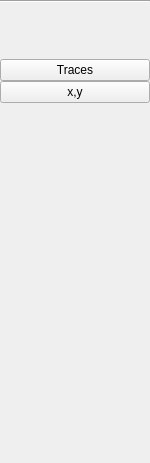
This is src/FormImageOverlay.ui in gdevic/Z80Explorer as Qt 5 draws it before an edit. The edited form follows.
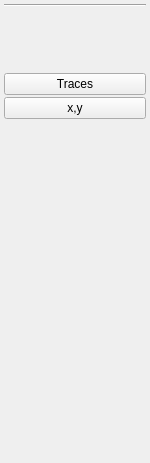
This is the edited form.

The edit to the form file:
```diff
--- a/src/FormImageOverlay.ui
+++ b/src/FormImageOverlay.ui
@@ -18,19 +18,19 @@
   </property>
   <layout class="QVBoxLayout" name="verticalLayout_2">
    <property name="spacing">
-    <number>0</number>
+    <number>2</number>
    </property>
    <property name="leftMargin">
-    <number>0</number>
+    <number>4</number>
    </property>
    <property name="topMargin">
-    <number>0</number>
+    <number>4</number>
    </property>
    <property name="rightMargin">
-    <number>0</number>
+    <number>4</number>
    </property>
    <property name="bottomMargin">
-    <number>0</number>
+    <number>4</number>
    </property>
    <item>
     <layout class="QVBoxLayout" name="verticalLayout"/>
```
